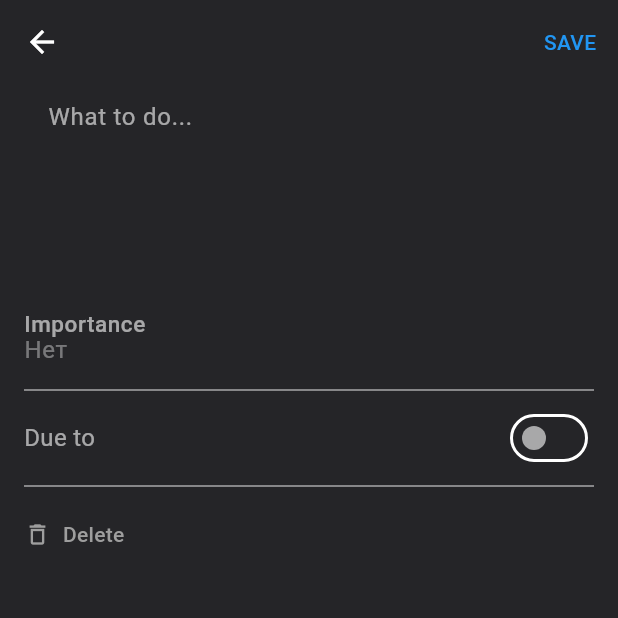
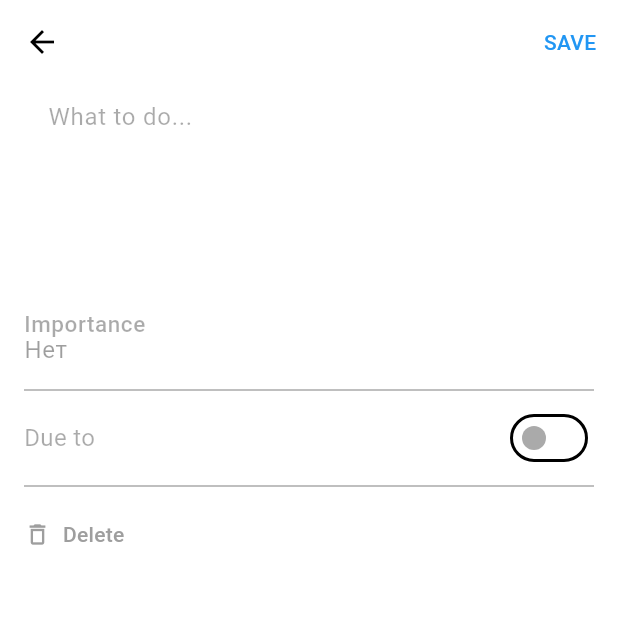
Before and after one commit to osekine/ya_Homework, a Flutter app: the screen it shows after launch, after a tap on the "visibility off" icon, after a tap on the "add" icon, on a phone screen of 412 x 824 dp, the top half of it. Run offline on Flutter 3.47's test engine with Material 3 defaults, Android fonts, the phone set to English and light mode, and no system bars; our stand-ins replace dio, flutter_dotenv, get_it, go_router, google_fonts, logger and 1 more; network calls fail; statements that could not run were skipped.

Commit message:
Add light and dark theme

```diff
--- a/lib/core/constants/themes.dart
+++ b/lib/core/constants/themes.dart
@@ -4,7 +4,22 @@ import 'package:to_do_app/core/constants/text.dart';
 ThemeData lightTheme = ThemeData(
   brightness: Brightness.light,
   primaryColor: Colors.blue,
-  colorScheme: ColorScheme.fromSeed(seedColor: Colors.blue),
+  colorScheme: const ColorScheme(
+    brightness: Brightness.light,
+    primary: Color.fromRGBO(0, 122, 255, 1),
+    onPrimary: Colors.black,
+    secondary: Colors.white,
+    onSecondary: Color(0x99000000),
+    error: Color(0XFFFF3B30),
+    onError: Colors.black,
+    background: Color(0xFFF7F6F2),
+    onBackground: Colors.black,
+    surface: Colors.white,
+    onSurface: Color(0x55000000),
+    shadow: Color(0xFF000000),
+  ),
+  dividerColor: const Color(0x33000000),
+  canvasColor: const Color(0x0F000000),
   useMaterial3: true,
   textTheme: textTheme,
 );
@@ -18,7 +33,7 @@ ThemeData darkTheme = ThemeData(
     onPrimary: Colors.white,
     secondary: Color(0x00252528),
     onSecondary: Color(0x99FFFFFF),
-    error: Colors.red,
+    error: Color(0XFFFF453A),
     onError: Colors.white,
     background: Color(0xFF161618),
     onBackground: Colors.white,
@@ -27,7 +42,7 @@ ThemeData darkTheme = ThemeData(
     shadow: Color(0xFF3C3C3F),
   ),
   dividerColor: const Color(0x33FFFFFF),
-  canvasColor: Colors.amber,
+  canvasColor: const Color(0x52000000),
   useMaterial3: true,
   textTheme: textTheme,
 );
--- a/lib/features/manage_chores/presentation/screens/home.dart
+++ b/lib/features/manage_chores/presentation/screens/home.dart
@@ -8,6 +8,8 @@ import 'package:to_do_app/features/manage_chores/presentation/widgets/chore.dart
 import 'package:to_do_app/generated/l10n.dart';
 import 'package:to_do_app/core/models/chore.dart';
 import 'package:to_do_app/core/utils/logs.dart';
+
+import '../../../../core/constants/text.dart';
 
 part 'package:to_do_app/features/manage_chores/presentation/widgets/chore_list_body_widget.dart';
 
--- a/lib/features/manage_chores/presentation/widgets/chore_title_appbar.dart
+++ b/lib/features/manage_chores/presentation/widgets/chore_title_appbar.dart
@@ -58,7 +58,7 @@ class _ChoreTitleAppbarState extends State<ChoreTitleAppbar> {
                       S.of(context).title,
                       style: TextOption.getCustomStyle(
                         style: TextStyles.title,
-                        color: theme.colorScheme.onBackground,
+                        color: theme.colorScheme.onPrimary,
                       ),
                     ),
                   ),
@@ -68,7 +68,10 @@ class _ChoreTitleAppbarState extends State<ChoreTitleAppbar> {
                         : 1,
                     child: Text(
                       '${S.of(context).doneChores}${ChoreListProvider.of(context).doneCount}',
-                      style: theme.textTheme.titleSmall,
+                      style: TextOption.getCustomStyle(
+                        style: TextStyles.subhead,
+                        color: theme.colorScheme.onSecondary,
+                      ),
                     ),
                   ),
                 ],
--- a/lib/main.dart
+++ b/lib/main.dart
@@ -77,7 +77,9 @@ class _MyAppState extends State<MyApp> {
       supportedLocales: S.delegate.supportedLocales,
       debugShowCheckedModeBanner: false,
       title: 'To Do App',
-      theme: darkTheme,
+      theme: lightTheme,
+      darkTheme: darkTheme,
+      themeMode: ThemeMode.system,
     );
   }
 }
```
Also changed, not shown: lib/features/manage_chores/presentation/widgets/chore_list_body_widget.dart (+7 -1 lines).
